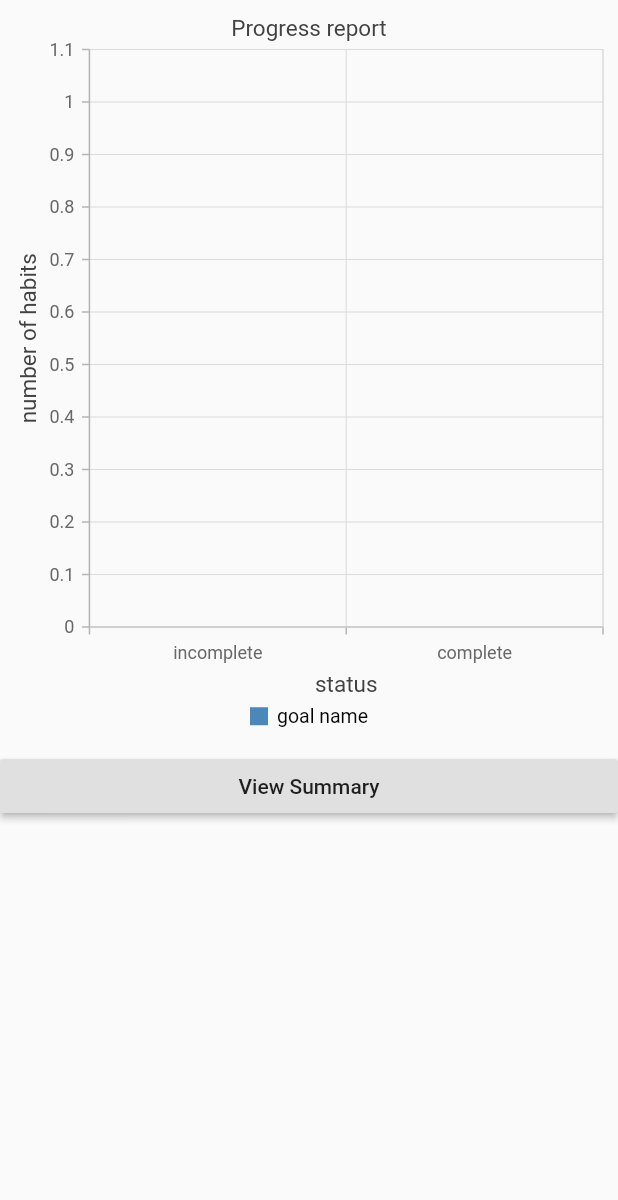
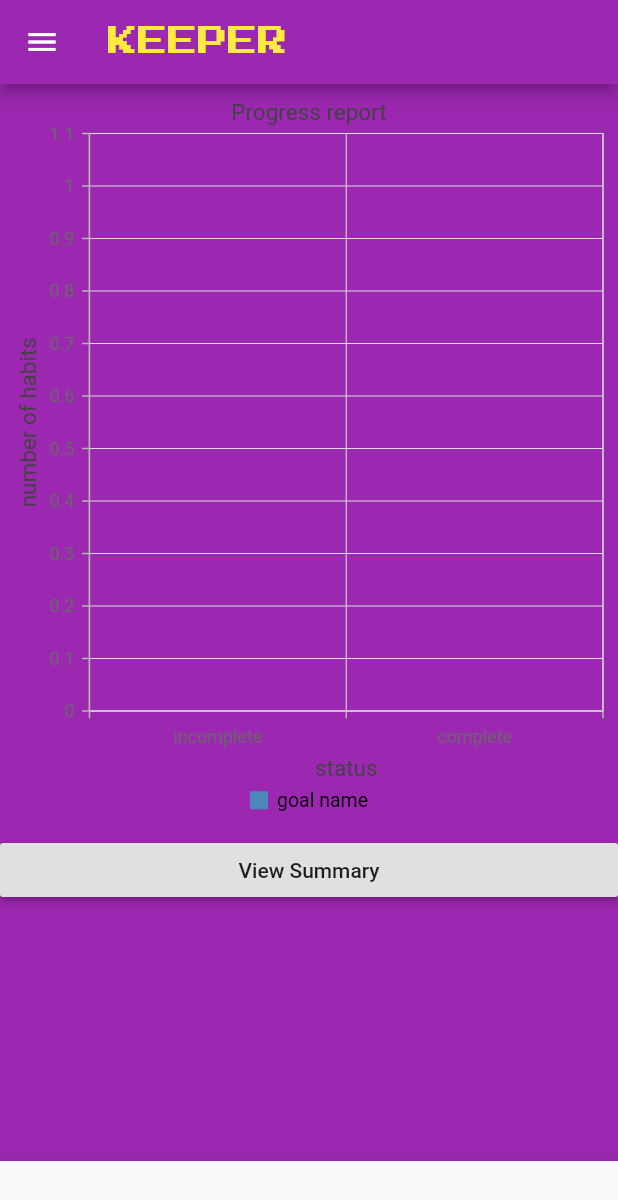
Before and after one commit to HMelesi/needy-new, a Flutter app: the Summary screen opened directly, on a phone screen of 412 x 824 dp. Shown: the top 1200 px of the screen. Run offline on Flutter 3.47's test engine with Material 2 defaults, Android fonts, the phone set to English and light mode, and no system bars; our stand-ins replace carousel_slider, cloud_firestore, firebase_auth, firebase_messaging, syncfusion_flutter_charts; missing offline and left inert: dart:ffi; accounts and stored records are empty.

```diff
--- a/lib/Footer.dart
+++ b/lib/Footer.dart
@@ -30,9 +30,9 @@ class Footer extends StatelessWidget {
                 SliverList(
                   delegate: SliverChildBuilderDelegate(
                     (context, index) {
-                      while (index < goalsCount + 1) {
+                      for (int ind = 0; ind < goalsCount; ind++) {
                         final DocumentSnapshot goal =
-                            snapshot.data.documents[index];
+                            snapshot.data.documents[ind];
                         return Container(
                           height: 30.0,
                           width: 200.0,
--- a/lib/Summary.dart
+++ b/lib/Summary.dart
@@ -1,13 +1,24 @@
 import 'package:cloud_firestore/cloud_firestore.dart';
 import 'package:flutter/material.dart';
 import 'package:syncfusion_flutter_charts/charts.dart';
+import 'package:needy_new/MyScaffold.dart';
 
 class Summary extends StatefulWidget {
+  Summary({Key key, this.userId, this.goalName});
+
+  final String userId;
+  final String goalName;
+
   @override
-  _SummaryState createState() => _SummaryState();
+  _SummaryState createState() =>
+      _SummaryState(userId: userId, goalName: goalName);
 }
 
 class _SummaryState extends State<Summary> {
+  _SummaryState({this.userId, this.goalName});
+
+  final String userId;
+  final String goalName;
 
   final databaseReference = Firestore.instance;
 
@@ -19,9 +30,12 @@ class _SummaryState extends State<Summary> {
     super.initState();
     getData();
   }
+
   @override
   Widget build(BuildContext context) {
-    return Container(
+    return MyScaffold(
+      userId: userId,
+      body: Container(
         child: Center(
             child: Column(
           crossAxisAlignment: CrossAxisAlignment.stretch,
@@ -30,8 +44,7 @@ class _SummaryState extends State<Summary> {
               height: 500,
               child: SfCartesianChart(
                 title: ChartTitle(text: 'Progress report'),
-              primaryXAxis:
-                  CategoryAxis(title: AxisTitle(text: 'status')),
+                primaryXAxis: CategoryAxis(title: AxisTitle(text: 'status')),
                 primaryYAxis:
                     NumericAxis(title: AxisTitle(text: 'number of habits')),
                 legend: Legend(
@@ -54,15 +67,16 @@ class _SummaryState extends State<Summary> {
             ),
           ],
         )), //center
+      ),
     );
   }
 
   getData() {
     var query = databaseReference
-        .collection("welcome")
-        .document('test_user')
+        .collection('users')
+        .document(userId)
         .collection('goals')
-        .document('be cool')
+        .document(goalName)
         .collection('habits');
 
     return query
@@ -83,11 +97,12 @@ class _SummaryState extends State<Summary> {
       });
     }).then(([incomplete, complete]) {
       setState(() {
-        complete=complete;
-        incomplete=incomplete;
+        complete = complete;
+        incomplete = incomplete;
       });
     });
   }
+
   getColumnData() {
     print(incomplete);
     print(complete);
```
Also changed, not shown: lib/MyHabits.dart (+23 -0 lines), lib/NewHabit.dart (+7 -5 lines). Lines whose indentation alone changed are shown as unchanged.
